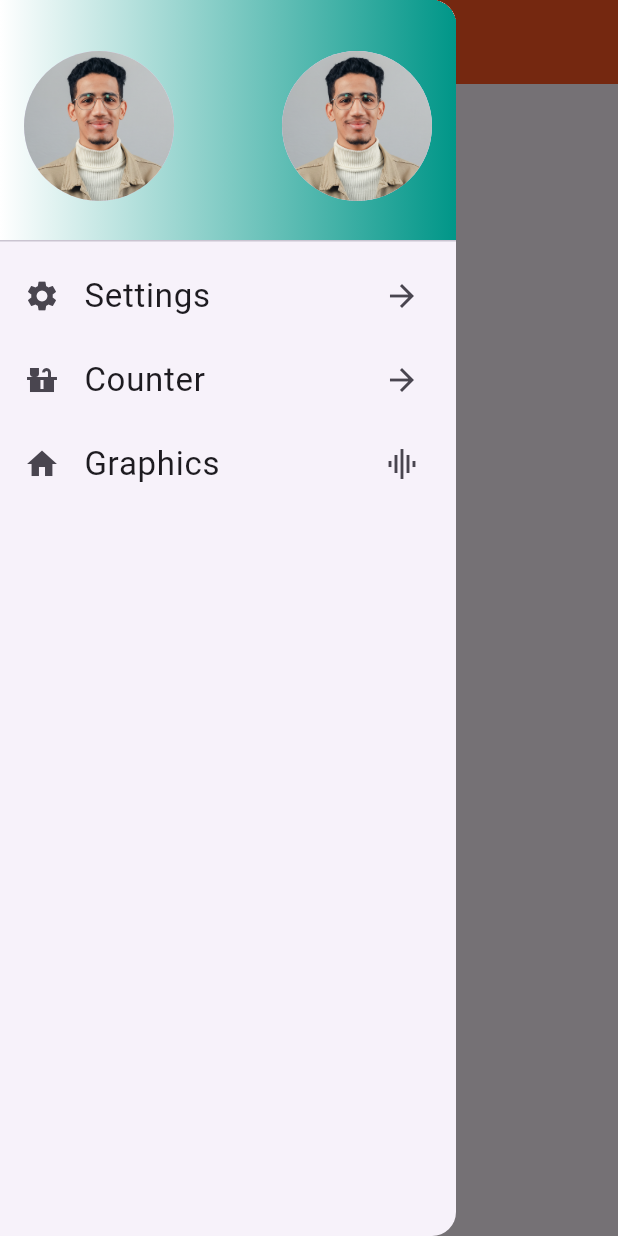
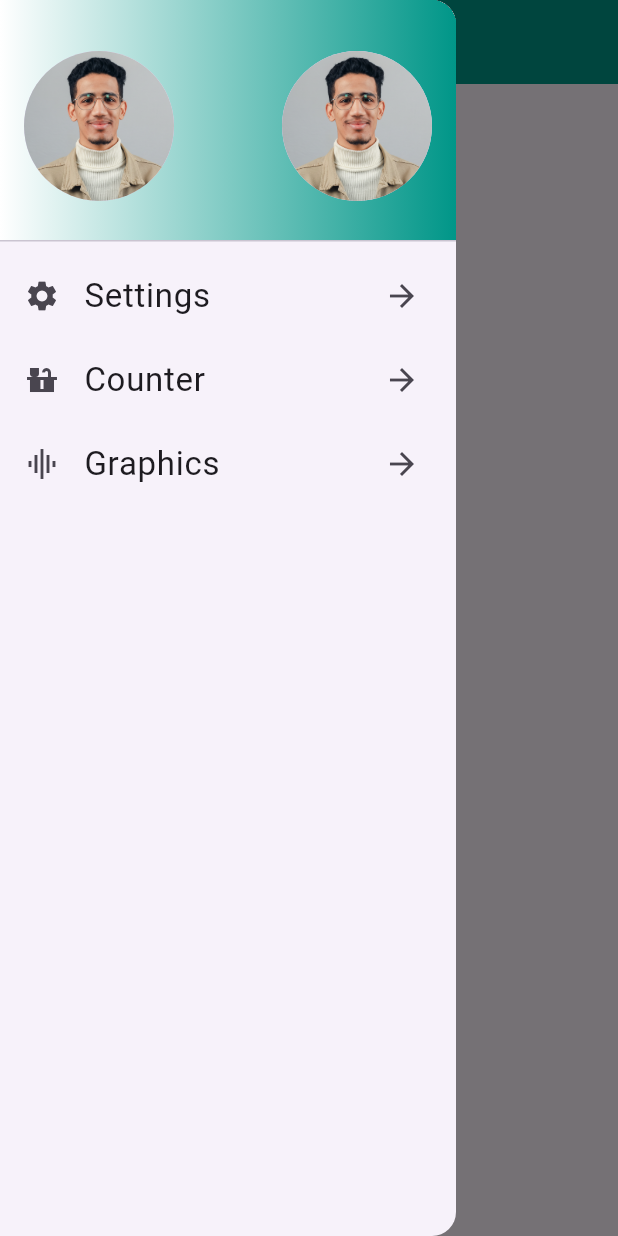
Before and after one commit to UnesseAh/dwm-mobile-tp1-flutter, a Flutter app: the screen it shows after launch, with the side drawer open, on a phone screen of 412 x 824 dp. Run offline on Flutter 3.47's test engine with Material 3 defaults, Android fonts, the phone set to English and light mode, and no system bars.

```diff
--- a/lib/main.dart
+++ b/lib/main.dart
@@ -23,13 +23,17 @@ class MyApp extends StatelessWidget {
       theme: ThemeData(
         primaryColor: Colors.teal,
         appBarTheme: AppBarTheme(
-          backgroundColor: Colors.deepOrange,
+          backgroundColor: Colors.teal,
           foregroundColor: Colors.white,
         ),
         textTheme: TextTheme(
           bodyMedium: TextStyle(fontSize: 12),
           bodyLarge: TextStyle(fontSize: 22),
         ),
+        floatingActionButtonTheme: FloatingActionButtonThemeData(
+          backgroundColor: Colors.teal,
+          foregroundColor: Colors.white,
+        ),
       ),
     );
   }
--- /dev/null
+++ b/lib/widgets/drawer.item.widget.dart
@@ -0,0 +1,26 @@
+import 'package:flutter/material.dart';
+
+class DrawerItem extends StatelessWidget {
+  final String title;
+  final Icon icon;
+  final String route;
+  const DrawerItem({
+    required this.title,
+    required this.icon,
+    required this.route,
+    super.key,
+  });
+
+  @override
+  Widget build(BuildContext context) {
+    return ListTile(
+      leading: icon,
+      trailing: Icon(Icons.arrow_forward_sharp),
+      title: Text(title),
+      onTap: () => {
+        Navigator.pop(context),
+        Navigator.pushNamed(context, route),
+      },
+    );
+  }
+}
--- a/lib/widgets/drawer.widget.dart
+++ b/lib/widgets/drawer.widget.dart
@@ -1,5 +1,6 @@
 import 'package:flutter/material.dart';
-import 'package:flutter_app_dwm/widgets/drawer/header.widget.dart';
+import 'package:flutter_app_dwm/widgets/drawer.header.widget.dart';
+import 'package:flutter_app_dwm/widgets/drawer.item.widget.dart';
 
 class MyDrawer extends StatelessWidget {
   const MyDrawer({super.key});
@@ -10,32 +11,20 @@ class MyDrawer extends StatelessWidget {
       child: ListView(
         children: [
           MyDrawerHeader(),
-          ListTile(
-            leading: Icon(Icons.settings),
-            trailing: Icon(Icons.arrow_forward_sharp),
-            title: Text("Settings"),
-            onTap: () => {
-              Navigator.pop(context),
-              Navigator.pushNamed(context, "/settings"),
-            },
+          DrawerItem(
+            title: "Settings",
+            icon: Icon(Icons.settings),
+            route: "/settings",
           ),
-          ListTile(
-            leading: Icon(Icons.countertops),
-            trailing: Icon(Icons.arrow_forward_sharp),
-            title: Text("Counter"),
-            onTap: () => {
-              Navigator.pop(context),
-              Navigator.pushNamed(context, "/counter"),
-            },
+          DrawerItem(
+            title: "Counter",
+            icon: Icon(Icons.countertops),
+            route: "/counter",
           ),
-          ListTile(
-            leading: Icon(Icons.home),
-            trailing: Icon(Icons.graphic_eq_sharp),
-            title: Text("Graphics"),
-            onTap: () => {
-              Navigator.pop(context),
-              Navigator.pushNamed(context, "/graphics"),
-            },
+          DrawerItem(
+            title: "Graphics",
+            icon: Icon(Icons.graphic_eq_sharp),
+            route: "/graphics",
           ),
         ],
       ),
```
Also changed, not shown: lib/pages/counter.page.dart (+41 -3 lines), lib/widgets/drawer.header.widget.dart (renamed from lib/widgets/drawer/header.widget.dart).
